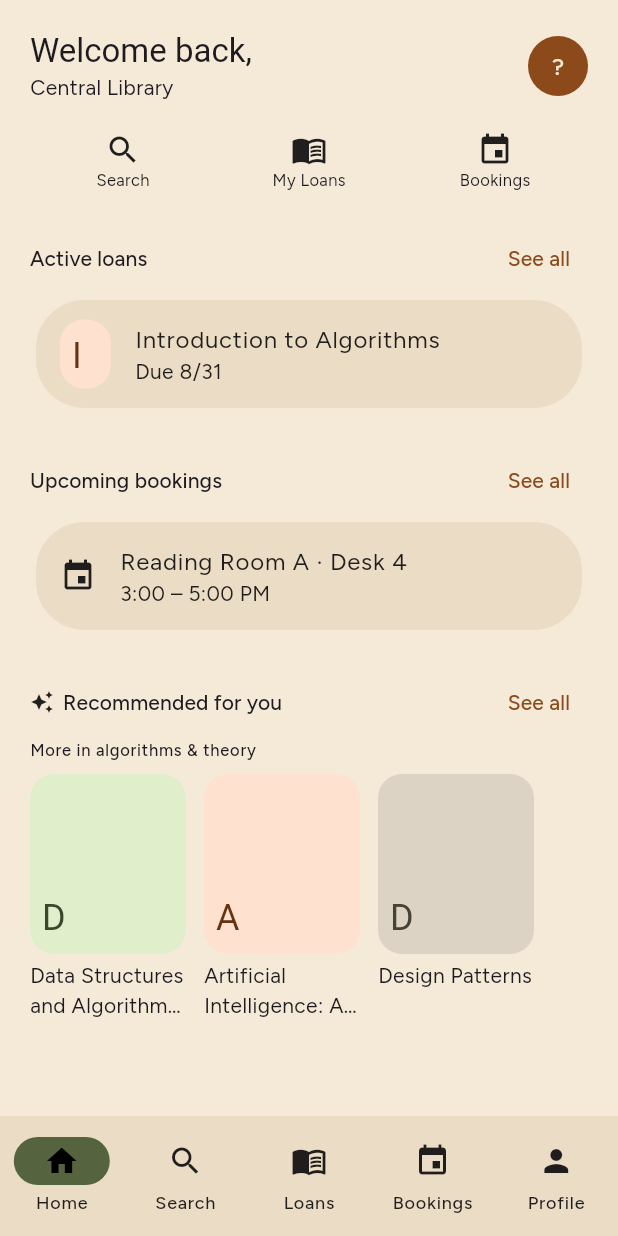
After one commit to Raghav-28-Gupta/smart-lib-frontend, a Flutter app: the HomeScreen screen opened by its route, on a phone screen of 412 x 824 dp. The commit adds this screen. Run offline on Flutter 3.47's test engine with Material 3 defaults, Android fonts, the phone set to English and light mode, and no system bars; our stand-ins replace dio, flutter_riverpod, go_router, google_fonts; Roboto replaces fonts that are missing (Caprasimo).

Commit message:
Implement navigation using GoRouter across various screens and enhance HomeScreen with user-specific greetings and quick actions

```diff
--- /dev/null
+++ b/lib/core/router/app_router.dart
@@ -0,0 +1,78 @@
+// lib/core/router/app_router.dart
+import 'package:flutter/material.dart';
+import 'package:flutter_riverpod/flutter_riverpod.dart';
+import 'package:go_router/go_router.dart';
+import '../../features/auth/auth_controller.dart';
+import '../../features/auth/auth_screen.dart';
+import '../../features/bookings/booking_flow_screen.dart';
+import '../../features/bookings/bookings_screen.dart';
+import '../../features/catalog/book_detail_screen.dart';
+import '../../features/catalog/search_screen.dart';
+import '../../features/home/home_screen.dart';
+import '../../features/loans/loans_screen.dart';
+import '../../features/profile/profile_screen.dart';
+import '../../features/recommendations/recommendations_screen.dart';
+import '../ui/confirm_dialog.dart';
+import '../ui/toast_overlay.dart';
+
+class _AuthRefresh extends ChangeNotifier {
+  _AuthRefresh(Ref ref) {
+    ref.listen(authControllerProvider.select((s) => s.loggedIn), (prev, next) {
+      if (prev != next) notifyListeners();
+    });
+  }
+}
+
+const _tabPaths = ['/home', '/search', '/loans', '/bookings', '/profile'];
+const _tabIcons = [Icons.home, Icons.search, Icons.menu_book, Icons.event, Icons.person];
+const _tabLabels = ['Home', 'Search', 'Loans', 'Bookings', 'Profile'];
+
+final routerProvider = Provider<GoRouter>((ref) {
+  final refresh = _AuthRefresh(ref);
+  return GoRouter(
+    initialLocation: '/login',
+    refreshListenable: refresh,
+    redirect: (context, state) {
+      final loggedIn = ref.read(authControllerProvider).loggedIn;
+      final onLogin = state.matchedLocation == '/login';
+      if (!loggedIn && !onLogin) return '/login';
+      if (loggedIn && onLogin) return '/home';
+      return null;
+    },
+    routes: [
+      GoRoute(path: '/login', builder: (context, state) => const AuthScreen()),
+      ShellRoute(
+        builder: (context, state, child) => _AppShell(location: state.matchedLocation, child: child),
+        routes: [
+          GoRoute(path: '/home', builder: (context, state) => const HomeScreen()),
+          GoRoute(path: '/search', builder: (context, state) => const SearchScreen()),
+          GoRoute(path: '/loans', builder: (context, state) => const LoansScreen()),
+          GoRoute(path: '/bookings', builder: (context, state) => const BookingsScreen()),
+          GoRoute(path: '/profile', builder: (context, state) => const ProfileScreen()),
+        ],
+      ),
+      GoRoute(path: '/book/:id', builder: (context, state) => BookDetailScreen(bookId: state.pathParameters['id']!)),
+      GoRoute(path: '/booking/new', builder: (context, state) => const BookingFlowScreen()),
+      GoRoute(path: '/recommendations', builder: (context, state) => const RecommendationsScreen()),
+    ],
+  );
+});
+
+class _AppShell extends StatelessWidget {
+  const _AppShell({required this.location, required this.child});
+  final String location;
+  final Widget child;
+
+  @override
+  Widget build(BuildContext context) {
+    final index = _tabPaths.indexOf(location).clamp(0, _tabPaths.length - 1);
+    return Scaffold(
+      body: Stack(children: [child, const ConfirmDialogHost(), const ToastHost()]),
+      bottomNavigationBar: NavigationBar(
+        selectedIndex: index,
+        onDestinationSelected: (i) => context.go(_tabPaths[i]),
+        destinations: [for (var i = 0; i < _tabPaths.length; i++) NavigationDestination(icon: Icon(_tabIcons[i]), label: _tabLabels[i])],
+      ),
+    );
+  }
+}
--- a/lib/features/bookings/booking_flow_screen.dart
+++ b/lib/features/bookings/booking_flow_screen.dart
@@ -1,6 +1,7 @@
 // lib/features/bookings/booking_flow_screen.dart
 import 'package:flutter/material.dart';
 import 'package:flutter_riverpod/flutter_riverpod.dart';
+import 'package:go_router/go_router.dart';
 import '../../models/resource.dart';
 import '../../widgets/empty_state.dart';
 import '../../widgets/error_state.dart';
@@ -123,7 +124,12 @@ class BookingFlowScreen extends ConsumerWidget {
           Text('Booked', style: Theme.of(context).textTheme.titleLarge),
           Text('${flow.selectedResource?.name}, ${_dateLabel(flow.dateIndex)} · ${flow.selectedSlot}'),
           const SizedBox(height: 12),
-          FilledButton(onPressed: () { notifier.reset(); }, child: const Text('View My Bookings')),
+          FilledButton(
+              onPressed: () {
+                notifier.reset();
+                context.go('/bookings');
+              },
+              child: const Text('View My Bookings')),
         ]),
       ));
     }
--- a/lib/features/bookings/bookings_screen.dart
+++ b/lib/features/bookings/bookings_screen.dart
@@ -1,6 +1,7 @@
 // lib/features/bookings/bookings_screen.dart
 import 'package:flutter/material.dart';
 import 'package:flutter_riverpod/flutter_riverpod.dart';
+import 'package:go_router/go_router.dart';
 import '../../core/ui/ui_controller.dart';
 import '../../models/resource_booking.dart';
 import '../../widgets/empty_state.dart';
@@ -43,7 +44,7 @@ class _BookingsScreenState extends ConsumerState<BookingsScreen> {
     final bookings = ref.watch(bookingsControllerProvider);
     return Scaffold(
       appBar: AppBar(title: const Text('My Bookings'), actions: [
-        TextButton(onPressed: () {}, child: const Text('New')), // wired to go_router in Task 13
+        TextButton(onPressed: () => context.push('/booking/new'), child: const Text('New')),
       ]),
       body: bookings.when(
         loading: () => ListView(padding: const EdgeInsets.all(20), children: const [
@@ -55,7 +56,7 @@ class _BookingsScreenState extends ConsumerState<BookingsScreen> {
             return EmptyState(
               icon: Icons.event_busy, title: 'No upcoming bookings',
               body: 'Reserve a seat or room to get started.',
-              actionLabel: 'Book a resource', onAction: () {},
+              actionLabel: 'Book a resource', onAction: () => context.push('/booking/new'),
             );
           }
           return ListView.builder(
--- a/lib/features/catalog/book_detail_screen.dart
+++ b/lib/features/catalog/book_detail_screen.dart
@@ -1,6 +1,7 @@
 // lib/features/catalog/book_detail_screen.dart
 import 'package:flutter/material.dart';
 import 'package:flutter_riverpod/flutter_riverpod.dart';
+import 'package:go_router/go_router.dart';
 import '../../widgets/book_cover.dart';
 import '../../widgets/error_state.dart';
 import '../../widgets/loading_skeleton.dart';
@@ -65,7 +66,10 @@ class _BookDetailScreenState extends ConsumerState<BookDetailScreen> {
                   Text('${book.availableCopies} of ${book.totalCopies} copies available'),
                 ]),
                 const SizedBox(height: 10),
-                const Text('Borrowed — see My Loans for the due date'),
+                TextButton(
+                    onPressed: () => context.go('/loans'),
+                    child:
+                        const Text('Borrowed — see My Loans for the due date')),
               ] else if (available) ...[
                 Row(mainAxisSize: MainAxisSize.min, children: [
                   const Icon(Icons.check_circle, size: 15),
--- a/lib/features/catalog/search_screen.dart
+++ b/lib/features/catalog/search_screen.dart
@@ -1,5 +1,6 @@
 import 'package:flutter/material.dart';
 import 'package:flutter_riverpod/flutter_riverpod.dart';
+import 'package:go_router/go_router.dart';
 import '../../widgets/book_cover.dart';
 import '../../widgets/empty_state.dart';
 import '../../widgets/error_state.dart';
@@ -104,7 +105,7 @@ class SearchScreen extends ConsumerWidget {
                                 Text('${b.author}\n$availLabel', maxLines: 2),
                             isThreeLine: true,
                             trailing: const Icon(Icons.chevron_right),
-                            onTap: () {},
+                            onTap: () => context.push('/book/${b.id}'),
                           );
                         },
                       ),
--- /dev/null
+++ b/lib/features/home/home_screen.dart
@@ -0,0 +1,174 @@
+// lib/features/home/home_screen.dart
+import 'package:flutter/material.dart';
+import 'package:flutter_riverpod/flutter_riverpod.dart';
+import 'package:go_router/go_router.dart';
+import '../../widgets/book_cover.dart';
+import '../auth/auth_controller.dart';
+import '../bookings/bookings_controller.dart';
+import '../catalog/catalog_providers.dart';
+import '../loans/loans_controller.dart';
+import '../recommendations/recommendation_repository.dart';
+
+String _initials(String name) {
+  final parts = name.trim().split(RegExp(r'\s+'));
+  if (parts.isEmpty || parts.first.isEmpty) return '?';
+  final first = parts.first[0];
+  final last = parts.length > 1 ? parts.last[0] : '';
+  return (first + last).toUpperCase();
+}
+
+class HomeScreen extends ConsumerWidget {
+  const HomeScreen({super.key});
+
+  @override
+  Widget build(BuildContext context, WidgetRef ref) {
+    final auth = ref.watch(authControllerProvider);
+    final loans = ref.watch(loansControllerProvider).value ?? [];
+    final bookings = ref.watch(bookingsControllerProvider).value ?? [];
+    final recs = ref.watch(recommendationsProvider).value;
+
+    final firstName = (auth.user?.name ?? '').split(' ').first;
+    final greeting = loans.isNotEmpty ? 'Welcome back, $firstName' : 'Welcome, $firstName';
+
+    return Scaffold(
+      body: SafeArea(
+        child: ListView(
+          padding: const EdgeInsets.all(20),
+          children: [
+            Row(children: [
+              Expanded(
+                child: Column(
+                  crossAxisAlignment: CrossAxisAlignment.start,
+                  children: [
+                    Text(greeting, style: Theme.of(context).textTheme.titleLarge),
+                    const Text('Central Library'),
+                  ],
+                ),
+              ),
+              GestureDetector(
+                onTap: () => context.go('/profile'),
+                child: CircleAvatar(child: Text(_initials(auth.user?.name ?? ''))),
+              ),
+            ]),
+            const SizedBox(height: 20),
+            Row(children: [
+              Expanded(
+                child: GestureDetector(
+                  onTap: () => context.go('/search'),
+                  child: const _QuickAction(icon: Icons.search, label: 'Search'),
+                ),
+              ),
+              Expanded(
+                child: GestureDetector(
+                  onTap: () => context.go('/loans'),
+                  child: const _QuickAction(icon: Icons.menu_book, label: 'My Loans'),
+                ),
+              ),
+              Expanded(
+                child: GestureDetector(
+                  onTap: () => context.go('/bookings'),
+                  child: const _QuickAction(icon: Icons.event, label: 'Bookings'),
+                ),
+              ),
+            ]),
+            const SizedBox(height: 20),
+            Row(
+              mainAxisAlignment: MainAxisAlignment.spaceBetween,
+              children: [
+                Text('Active loans', style: Theme.of(context).textTheme.titleSmall),
+                TextButton(onPressed: () => context.go('/loans'), child: const Text('See all')),
+              ],
+            ),
+            if (loans.isEmpty)
+              const Text('No active loans yet — search the catalog to borrow your first book.')
+            else
+              Consumer(builder: (context, ref, _) {
+                final book = ref.watch(bookByIdProvider(loans.first.bookId)).value;
+                if (book == null) return const SizedBox.shrink();
+                return Card(
+                  child: ListTile(
+                    leading: BookCover(book: book, width: 34, height: 46),
+                    title: Text(book.title, maxLines: 1, overflow: TextOverflow.ellipsis),
+                    subtitle: Text('Due ${loans.first.dueDate.month}/${loans.first.dueDate.day}'),
+                  ),
+                );
+              }),
+            const SizedBox(height: 20),
+            Row(
+              mainAxisAlignment: MainAxisAlignment.spaceBetween,
+              children: [
+                Text('Upcoming bookings', style: Theme.of(context).textTheme.titleSmall),
+                TextButton(onPressed: () => context.go('/bookings'), child: const Text('See all')),
+              ],
+            ),
+            if (bookings.isEmpty)
+              const Text('No bookings yet — reserve a seat or room to get started.')
+            else
+              Card(
+                child: ListTile(
+                  leading: const Icon(Icons.event),
+                  title: Text(bookings.first.resourceName),
+                  subtitle: Text(bookings.first.timeSlot),
+                ),
+              ),
+            const SizedBox(height: 20),
+            Row(
+              mainAxisAlignment: MainAxisAlignment.spaceBetween,
+              children: [
+                Row(children: [
+                  const Icon(Icons.auto_awesome, size: 16),
+                  const SizedBox(width: 6),
+                  Text('Recommended for you', style: Theme.of(context).textTheme.titleSmall),
+                ]),
+                TextButton(
+                  onPressed: () => context.push('/recommendations'),
+                  child: const Text('See all'),
+                ),
+              ],
+            ),
+            if (recs != null) ...[
+              Text(recs.sections.first.caption, style: Theme.of(context).textTheme.labelSmall),
+              const SizedBox(height: 8),
+              SizedBox(
+                height: 168,
+                child: ListView.separated(
+                  scrollDirection: Axis.horizontal,
+                  itemCount: recs.sections.first.books.take(4).length,
+                  separatorBuilder: (_, __) => const SizedBox(width: 12),
+                  itemBuilder: (context, i) {
+                    final b = recs.sections.first.books[i];
+                    return SizedBox(
+                      width: 104,
+                      child: Column(
+                        crossAxisAlignment: CrossAxisAlignment.start,
+                        children: [
+                          BookCover(book: b, width: 104, height: 120),
+                          const SizedBox(height: 4),
+                          Text(b.title, maxLines: 2, overflow: TextOverflow.ellipsis),
+                        ],
+                      ),
+                    );
+                  },
+                ),
+              ),
+            ],
+          ],
+        ),
+      ),
+    );
+  }
+}
+
+class _QuickAction extends StatelessWidget {
+  const _QuickAction({required this.icon, required this.label});
+  final IconData icon;
+  final String label;
+
+  @override
+  Widget build(BuildContext context) => Column(
+        children: [
+          Icon(icon),
+          Text(label, style: const TextStyle(fontSize: 11)),
+        ],
+      );
+}
--- a/lib/features/loans/loans_screen.dart
+++ b/lib/features/loans/loans_screen.dart
@@ -1,6 +1,7 @@
 // lib/features/loans/loans_screen.dart
 import 'package:flutter/material.dart';
 import 'package:flutter_riverpod/flutter_riverpod.dart';
+import 'package:go_router/go_router.dart';
 import '../../core/ui/ui_controller.dart';
 import '../../models/loan.dart';
 import '../../widgets/book_cover.dart';
@@ -43,7 +44,8 @@ class _LoansScreenState extends ConsumerState<LoansScreen> {
             return EmptyState(
               icon: Icons.menu_book, title: 'No active loans',
               body: 'Search the catalog to borrow your first book.',
-              actionLabel: 'Browse the catalog', onAction: () {},
+              actionLabel: 'Browse the catalog',
+              onAction: () => context.go('/search'),
             );
           }
           return ListView.builder(
--- a/lib/features/recommendations/recommendations_screen.dart
+++ b/lib/features/recommendations/recommendations_screen.dart
@@ -1,6 +1,7 @@
 // lib/features/recommendations/recommendations_screen.dart
 import 'package:flutter/material.dart';
 import 'package:flutter_riverpod/flutter_riverpod.dart';
+import 'package:go_router/go_router.dart';
 import '../../widgets/book_cover.dart';
 import '../../widgets/error_state.dart';
 import 'recommendation_repository.dart';
@@ -36,7 +37,9 @@ class RecommendationsScreen extends ConsumerWidget {
                   separatorBuilder: (_, __) => const SizedBox(width: 12),
                   itemBuilder: (context, i) {
                     final b = section.books[i];
-                    return SizedBox(
+                    return GestureDetector(
+                      onTap: () => context.push('/book/${b.id}'),
+                      child: SizedBox(
                         width: 104,
                         child: Column(
                           crossAxisAlignment: CrossAxisAlignment.start,
@@ -51,6 +54,7 @@ class RecommendationsScreen extends ConsumerWidget {
                             ),
                           ],
                         ),
+                      ),
                     );
                   },
                 ),
--- a/lib/widgets/book_cover.dart
+++ b/lib/widgets/book_cover.dart
@@ -11,7 +11,8 @@ class BookCover extends StatelessWidget {
 
   @override
   Widget build(BuildContext context) {
-    final tokens = Theme.of(context).extension<SmartLibTokens>()!;
+    final tokens =
+        Theme.of(context).extension<SmartLibTokens>() ?? SmartLibTokens.standard();
     final colors = coverColors(book.coverPalette, tokens);
     return Container(
       width: width, height: height,
```
Also changed, not shown: lib/main.dart (+8 -7 lines), 5 other files. Lines whose indentation alone changed are shown as unchanged.
